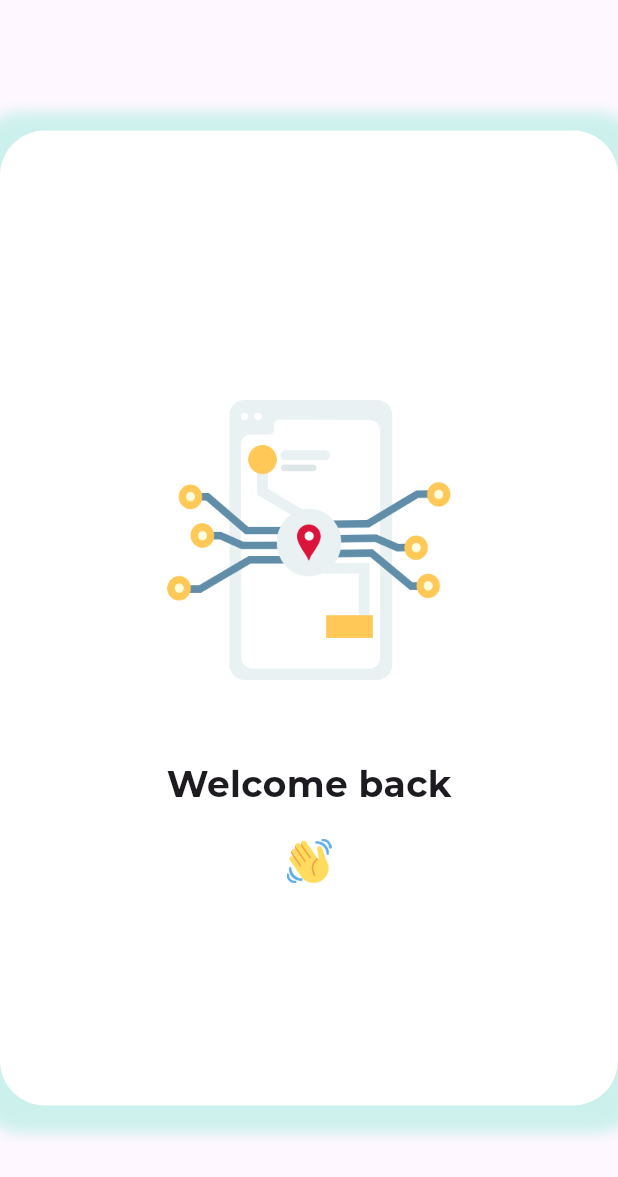
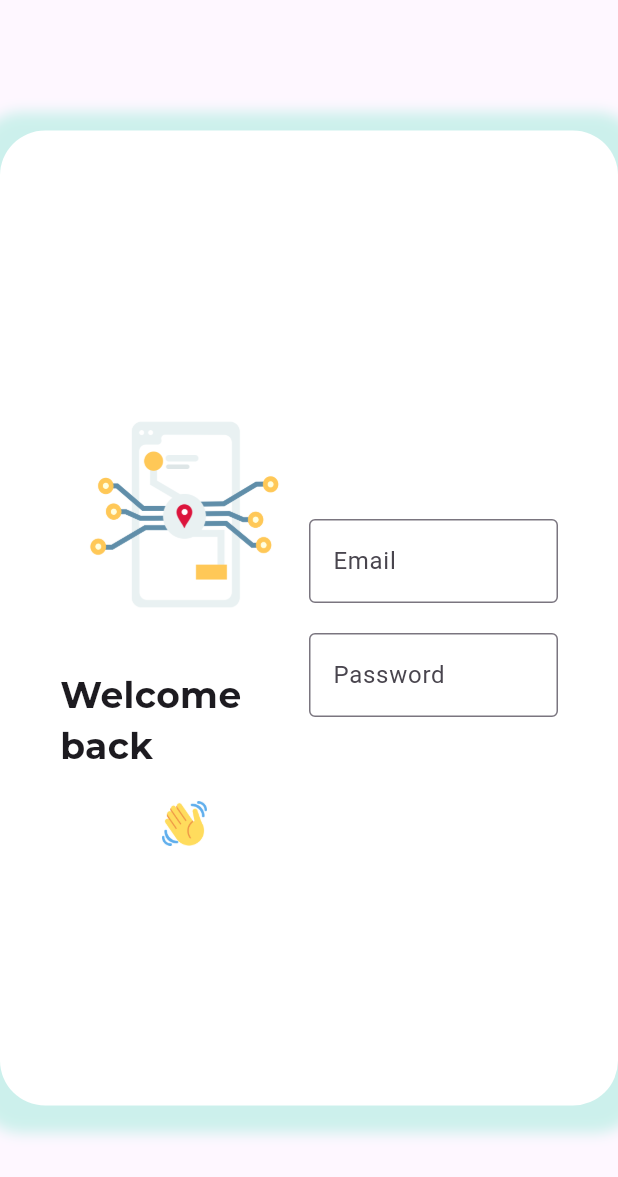
Before and after one commit to MhaamadAli/Cue-App, a Flutter app: the screen it shows after launch, on a phone screen of 412 x 824 dp. Shown: the top 1177 px of the screen. Run offline on Flutter 3.47's test engine with Material 3 defaults, Android fonts, the phone set to English and light mode, and no system bars; our stand-ins replace flutter_map, flutter_secure_storage, flutter_svg, geolocator, google_fonts, latlong2 and 1 more; accounts and stored records are empty.

Commit message:
frontend: added textInput section

```diff
--- a/cue_dashboard/lib/screens/login_screen.dart
+++ b/cue_dashboard/lib/screens/login_screen.dart
@@ -3,6 +3,9 @@ import 'package:google_fonts/google_fonts.dart';
 
 class LoginScreen extends StatelessWidget {
   LoginScreen({super.key});
+
+  final emailController = TextEditingController();
+  final passwordController = TextEditingController();
 
   @override
   Widget build(BuildContext context) {
@@ -45,6 +48,29 @@ class LoginScreen extends StatelessWidget {
                       ],
                     ),
                   ),
+                  Expanded(
+                    child: Column(
+                      mainAxisAlignment: MainAxisAlignment.center,
+                      children: [
+                        TextFormField(
+                          controller: emailController,
+                          decoration: InputDecoration(
+                            hintText: 'Email',
+                            border: OutlineInputBorder(),
+                          ),
+                        ),
+                        const SizedBox(height: 20),
+                        TextFormField(
+                          controller: passwordController,
+                          obscureText: true,
+                          decoration: InputDecoration(
+                            hintText: 'Password',
+                            border: OutlineInputBorder(),
+                          ),
+                        ),
+                      ],
+                    ),
+                  ),
                 ],
               ),
             ),
```
